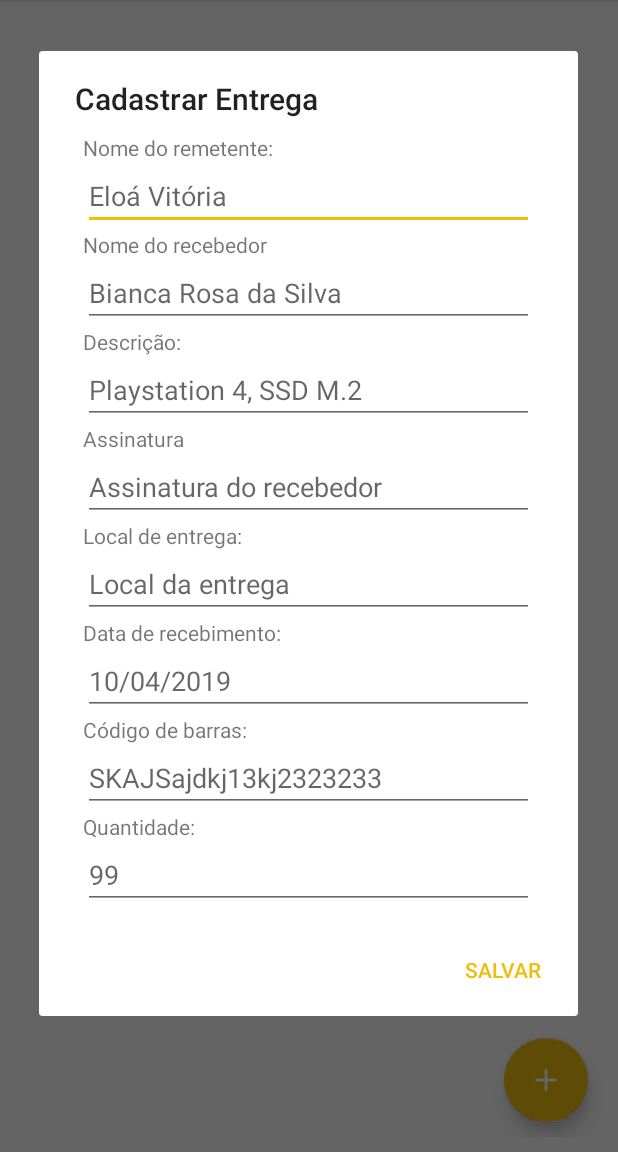
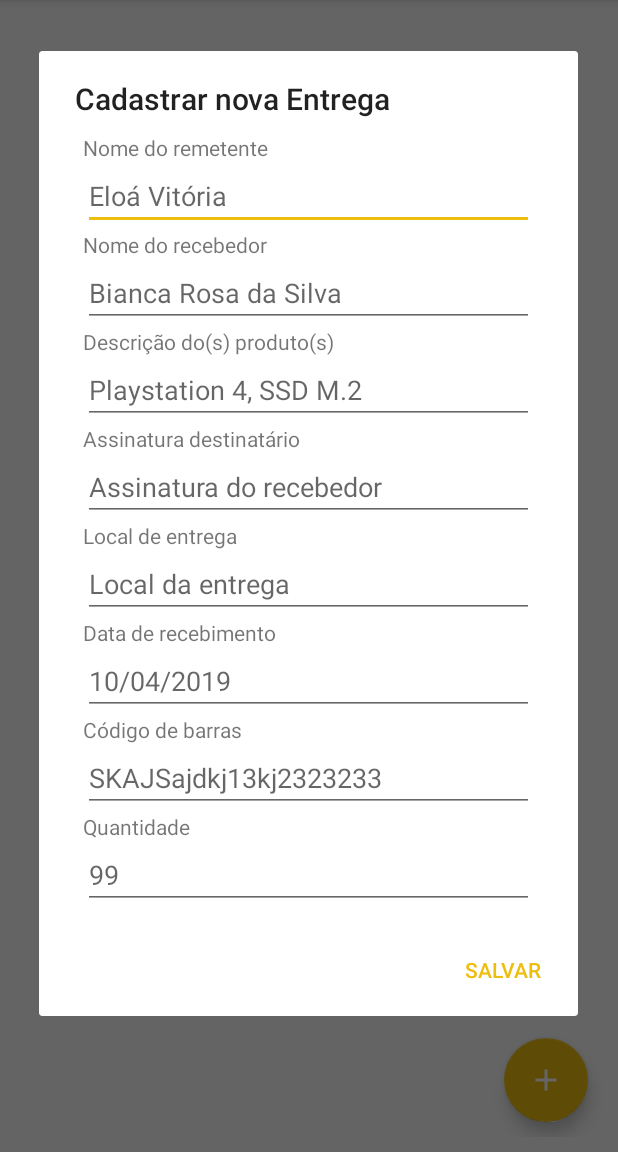
Before and after one commit to wendreof/logisticsApp, an Android app: the screen it shows after launch (ListActivity), after a tap on an icon or button, on a phone screen of 412 x 824 dp, the part 84-1236 px from its top. Run offline under Robolectric (Android 15) with nearby library versions, the phone set to English and light mode, and no system bars; 1 statement that could not run was skipped.

Commit message:
Adding i18n from pt-br to en-us

```diff
--- a/app/src/main/java/com/wendreof/retrofit/service/WebClient.kt
+++ b/app/src/main/java/com/wendreof/retrofit/service/WebClient.kt
@@ -57,5 +57,4 @@ class WebClient {
             }
         }))
     }
-
 }
--- a/app/src/main/java/com/wendreof/ui/activity/SplashActivity.kt
+++ b/app/src/main/java/com/wendreof/ui/activity/SplashActivity.kt
@@ -211,5 +211,5 @@ class SplashActivity : AppCompatActivity(), OnClickListener
 
     private fun showMSG( msg: String ) = Snackbar.make( splashActivity, msg, Snackbar.LENGTH_LONG ).show()
 
-    private fun applyScreenFull() = window.addFlags( WindowManager.LayoutParams.FLAG_KEEP_SCREEN_ON )
+    private fun applyScreenFull() = window.addFlags( WindowManager.LayoutParams.FLAG_FULLSCREEN )
 }
--- a/app/src/main/java/com/wendreof/ui/dialog/Dialog.kt
+++ b/app/src/main/java/com/wendreof/ui/dialog/Dialog.kt
@@ -35,9 +35,9 @@ class Dialog( private val viewGroup: ViewGroup, private val context: Context)
         mQuantidade.setText(product.quantidade)
 
         AlertDialog.Builder(context)
-            .setTitle("Alterar Entrega")
+            .setTitle(context.getString(R.string.alterar_entrega))
             .setView(createdView)
-            .setPositiveButton("Salvar") { _, _ ->
+            .setPositiveButton(context.getString(R.string.Salvar)) { _, _ ->
                 val remetente = mRemetente.text.toString()
                 val recebedor = mRecebedor.text.toString()
                 val descricao = mDescricao.text.toString()
@@ -45,6 +45,7 @@ class Dialog( private val viewGroup: ViewGroup, private val context: Context)
                 val local = mLocal.text.toString()
                 val dataRecebimento = mDataRecebimento.text.toString()
                 val codBarras = mCodBarras.text.toString()
+                //val quantidade = toInt(mQuantidade.text.toString())
                 val quantidade = mQuantidade.text.toString()
                 val alteredProduct = product.copy(
                     remetente = remetente,
@@ -68,9 +69,9 @@ class Dialog( private val viewGroup: ViewGroup, private val context: Context)
     fun add(created: (created: Product) -> Unit)
     {
         AlertDialog.Builder(context)
-            .setTitle("Cadastrar Entrega")
+            .setTitle(context.getString(R.string.cadastrar_entrega))
             .setView(createdView)
-            .setPositiveButton("Salvar") { _, _ ->
+            .setPositiveButton(context.getString(R.string.Salvar)) { _, _ ->
                 val remetente = createdView.form_remetente.text.toString()
                 val recebedor = createdView.form_recebedor.text.toString()
                 val descricao = createdView.form_descricao.text.toString()
@@ -78,6 +79,7 @@ class Dialog( private val viewGroup: ViewGroup, private val context: Context)
                 val local = createdView.form_local.text.toString()
                 val dataRecebimento = createdView.form_dataRecebimento.text.toString()
                 val codBarras = createdView.form_codBarras.text.toString()
+                //val quantidade = toInt(createdView.form_quantidade.text.toString())
                 val quantidade = createdView.form_quantidade.text.toString()
                 val product = Product(
                     remetente = remetente,
@@ -103,4 +105,6 @@ class Dialog( private val viewGroup: ViewGroup, private val context: Context)
         return LayoutInflater.from(context)
             .inflate(R.layout.form, viewGroup, false)
     }
+
+    //private fun toInt(str: String): Int {return toInt(str)}
 }
--- a/app/src/main/res/layout/activity_splash.xml
+++ b/app/src/main/res/layout/activity_splash.xml
@@ -126,7 +126,7 @@
         <TextView android:layout_width="match_parent"
                   android:paddingTop="25dp"
                   android:layout_height="wrap_content"
-                  android:text="Código de barras: "
+                  android:text="@string/codigo_barras"
                   android:textColor="@color/colorPrimaryDark"
                   android:textAlignment="center"
                   android:textSize="25sp"/>
@@ -153,7 +153,7 @@
                     android:background="@drawable/round_btn"
                     android:textColor="@color/colorWhite"
                     android:onClick="readBarCode"
-                    android:text="Ler código"
+                    android:text="@string/read_code"
                     tools:ignore="ButtonStyle"/>
 
             <Button
@@ -162,7 +162,7 @@
                     android:layout_height="wrap_content"
                     android:background="@drawable/round_btn"
                     android:textColor="@color/colorWhite"
-                    android:text="Copiar código"
+                    android:text="@string/copy_code"
                     tools:ignore="ButtonStyle"/>
         </LinearLayout>
 
--- a/app/src/main/res/layout/form.xml
+++ b/app/src/main/res/layout/form.xml
@@ -39,7 +39,7 @@
               android:layout_height="wrap_content"
               android:layout_marginLeft="20dp"
               android:layout_marginRight="20dp"
-              android:text="Descrição:"/>
+              android:text="@string/descri_o_do_s_produto_s"/>
 
     <android.support.design.widget.TextInputEditText
             android:id="@+id/form_descricao"
@@ -54,7 +54,7 @@
               android:layout_height="wrap_content"
               android:layout_marginLeft="20dp"
               android:layout_marginRight="20dp"
-              android:text="Assinatura"/>
+              android:text="@string/assinatura_destinat_rio"/>
 
     <android.support.design.widget.TextInputEditText
             android:id="@+id/form_assinatura"
@@ -69,7 +69,7 @@
               android:layout_height="wrap_content"
               android:layout_marginLeft="20dp"
               android:layout_marginRight="20dp"
-              android:text="Local de entrega:"/>
+              android:text="@string/local_de_entrega"/>
 
     <android.support.design.widget.TextInputEditText
             android:id="@+id/form_local"
@@ -99,7 +99,7 @@
               android:layout_height="wrap_content"
               android:layout_marginLeft="20dp"
               android:layout_marginRight="20dp"
-              android:text="Código de barras:"/>
+              android:text="@string/codigo_barras"/>
 
     <android.support.design.widget.TextInputEditText
             android:id="@+id/form_codBarras"
--- a/app/src/main/res/values/strings.xml
+++ b/app/src/main/res/values/strings.xml
@@ -1,30 +1,42 @@
 <resources>
     <string name="app_name">Logistics</string>
-    <string name="error_to_load_products">Erro ao buscar os produtos :(</string>
-    <string name="location_copied">Localização copiada! :)</string>
-    <string name="image_copied">Imagem copiada! :)</string>
-    <string name="code_copied">Código de barras copiado! :)</string>
-    <string name="without_gps_permissions">Ops... sem permissão para acessar o GPS :(</string>
-    <string name="without_phone_permission">Falta permissão Telefone!!!</string>
-    <string name="location_now">Localização atual:</string>
-    <string name="nome_do_remetente">Nome do remetente:</string>
+    <string name="error_to_load_products">Erro ao buscar os produtos  :(</string>
+    <string name="location_copied">Localização copiada!  :)</string>
+    <string name="image_copied">Imagem copiada!  :)</string>
+    <string name="code_copied">Código de barras copiado!  )</string>
+    <string name="without_gps_permissions">Ops... sem permissão para acessar o GPS  :(</string>
+    <string name="without_phone_permission">Falta permissão Telefone!  s</string>
+    <string name="location_now">Localização atual </string>
+    <string name="nome_do_remetente">Nome do remetente </string>
     <string name="nome_do_recebedor">Nome do recebedor</string>
-    <string name="busca_localizacao_sucesso">A busca pela localização foi concluída com sucesso!</string>
+    <string name="busca_localizacao_sucesso">A busca pela localização foi iniciada!</string>
     <string name="buscando_localizacao">Buscando a localização. Aguarde!</string>
-    <string name="foto_da_assinatura">Foto da assinatura:</string>
+    <string name="foto_da_assinatura">Foto da assinatura </string>
     <string name="tirar_foto">Tirar foto</string>
     <string name="copiar_imagem">Copiar Imagem</string>
     <string name="copiar_localiza_o">Copiar Localização</string>
     <string name="obter_localiza_o">Obter localização</string>
     <string name="hint_quantidade">99</string>
-    <string name="quantidade">Quantidade:</string>
+    <string name="quantidade">Quantidade </string>
     <string name="hint_cod_barras">SKAJSajdkj13kj2323233</string>
     <string name="_10_04_2019">10/04/2019</string>
-    <string name="data_de_recebimento">Data de recebimento:</string>
+    <string name="data_de_recebimento">Data de recebimento </string>
     <string name="hint_remetente">Eloá Vitória</string>
     <string name="hint_recebedor">Bianca Rosa da Silva</string>
     <string name="hint_descricao">Playstation 4, SSD M.2</string>
     <string name="ir_para_entregas">Ir para entregas</string>
-    <string name="no_data_to_copy">Não há nenhum dado para se copiado! :s</string>
-    <string name="falha_ao_cadastrar_entrega">Falha ao cadastrar entrega</string>
+    <string name="no_data_to_copy">Não há nenhum dado para se copiado!  s</string>
+    <string name="falha_ao_cadastrar_entrega">Falha ao cadastrar entrega!  s</string>
+    <string name="Salvar">Salvar</string>
+    <string name="alterar_entrega">Alterar dados da Entrega</string>
+    <string name="cadastrar_entrega">Cadastrar nova Entrega</string>
+    <string name="codigo_barras">Código de barras</string>
+    <string name="read_code">Ler código</string>
+    <string name="copy_code">Copiar código</string>
+    <string name="remetente">Remetente</string>
+    <string name="destinat_rio">Destinatário</string>
+    <string name="descri_o_do_s_produto_s">Descrição do(s) produto(s)</string>
+    <string name="assinatura_destinat_rio">Assinatura destinatário</string>
+    <string name="local_de_entrega">Local de entrega</string>
+    <string name="recebimento_date">Data de recebimento</string>
 </resources>
```
Also changed, not shown: app/src/main/res/layout/product_item.xml (+8 -8 lines), 1 other file.
